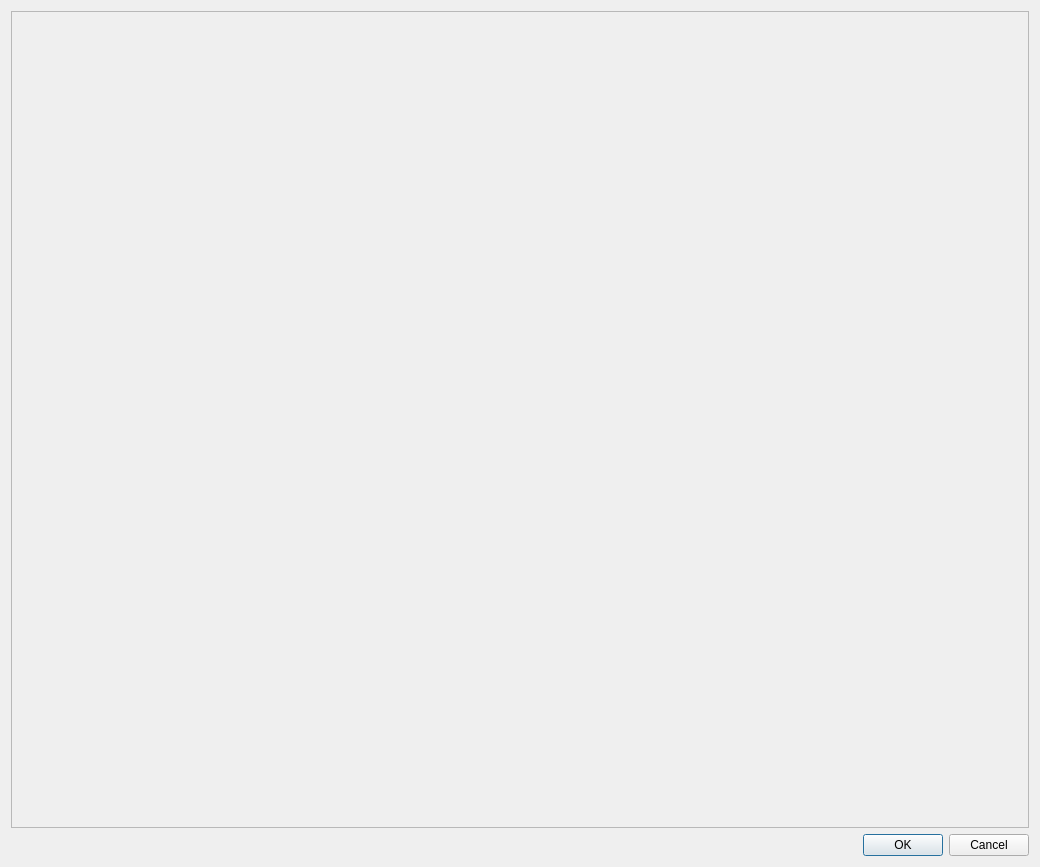
Old version of the form src/gui/forms/declarations/material/materialdialog.ui in the repository caozhongxiao/espreso.
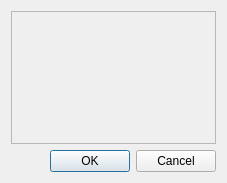
New version of the form.

Commit message: ENH: [GUI] Material dialog: improved element resizing with window.

What changed in the file:
```diff
--- a/src/gui/forms/declarations/material/materialdialog.ui
+++ b/src/gui/forms/declarations/material/materialdialog.ui
@@ -6,8 +6,8 @@
    <rect>
     <x>0</x>
     <y>0</y>
-    <width>1040</width>
-    <height>867</height>
+    <width>227</width>
+    <height>183</height>
    </rect>
   </property>
   <property name="windowTitle">
```
The commit also changes 6 other files.
